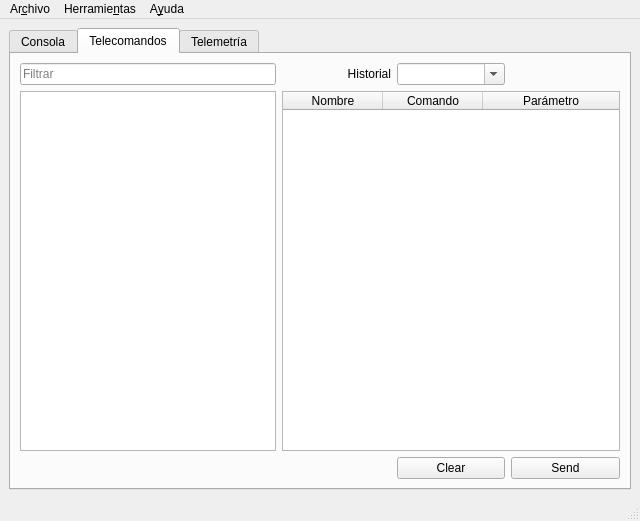
Before: the Qt Designer form gsRemote/forms/Console.ui in spel-uchile/gsSuchai, drawn with Qt 5.
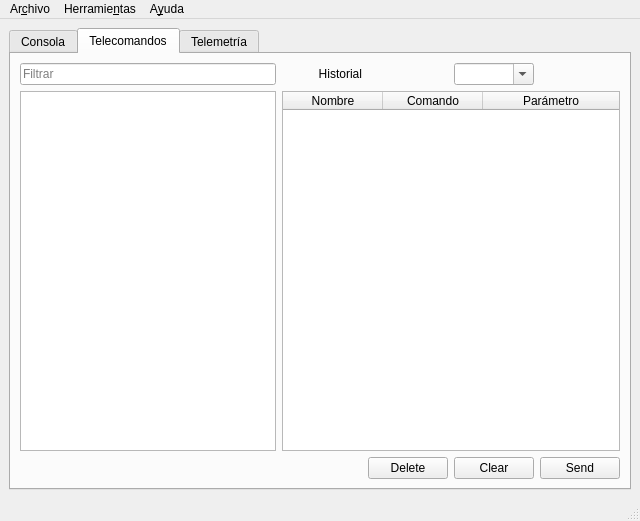
After: the same form once the commit is applied. The open tabs and pages were chosen to show the change. Icons and pictures are not drawn.

Commit message: Adding command history and remove command from table

What changed in the file:
```diff
--- a/gsRemote/forms/Console.ui
+++ b/gsRemote/forms/Console.ui
@@ -265,6 +265,16 @@
         <string>Telecomandos</string>
        </attribute>
        <layout class="QGridLayout" name="gridLayout_5">
+        <item row="0" column="2">
+         <widget class="QLabel" name="label_tchistory">
+          <property name="text">
+           <string>Historial</string>
+          </property>
+          <property name="alignment">
+           <set>Qt::AlignRight|Qt::AlignTrailing|Qt::AlignVCenter</set>
+          </property>
+         </widget>
+        </item>
         <item row="0" column="0">
          <widget class="QLineEdit" name="lineEdit_tcfilter">
           <property name="sizePolicy">
@@ -287,17 +297,7 @@
           </property>
          </widget>
         </item>
-        <item row="0" column="1">
-         <widget class="QLabel" name="label_tchistory">
-          <property name="text">
-           <string>Historial</string>
-          </property>
-          <property name="alignment">
-           <set>Qt::AlignRight|Qt::AlignTrailing|Qt::AlignVCenter</set>
-          </property>
-         </widget>
-        </item>
-        <item row="0" column="2">
+        <item row="0" column="4">
          <widget class="QComboBox" name="comboBox_tchistory">
           <property name="editable">
            <bool>true</bool>
@@ -314,7 +314,7 @@
           </property>
          </widget>
         </item>
-        <item row="1" column="1" colspan="3">
+        <item row="1" column="2" colspan="4">
          <widget class="QTableWidget" name="tableWidget_tcframe">
           <property name="dragEnabled">
            <bool>true</bool>
@@ -360,20 +360,27 @@
           </column>
          </widget>
         </item>
-        <item row="2" column="3">
+        <item row="2" column="5">
          <widget class="QPushButton" name="pushButton_tcsend">
           <property name="text">
            <string>Send</string>
           </property>
          </widget>
         </item>
-        <item row="2" column="2">
+        <item row="2" column="4">
          <widget class="QPushButton" name="pushButton_tcclear">
           <property name="text">
            <string>Clear</string>
           </property>
          </widget>
         </item>
+        <item row="2" column="3">
+         <widget class="QPushButton" name="pushButton_tcdelete">
+          <property name="text">
+           <string>Delete</string>
+          </property>
+         </widget>
+        </item>
        </layout>
       </widget>
       <widget class="QWidget" name="tab_3">
```
The commit also changes 2 other files.
